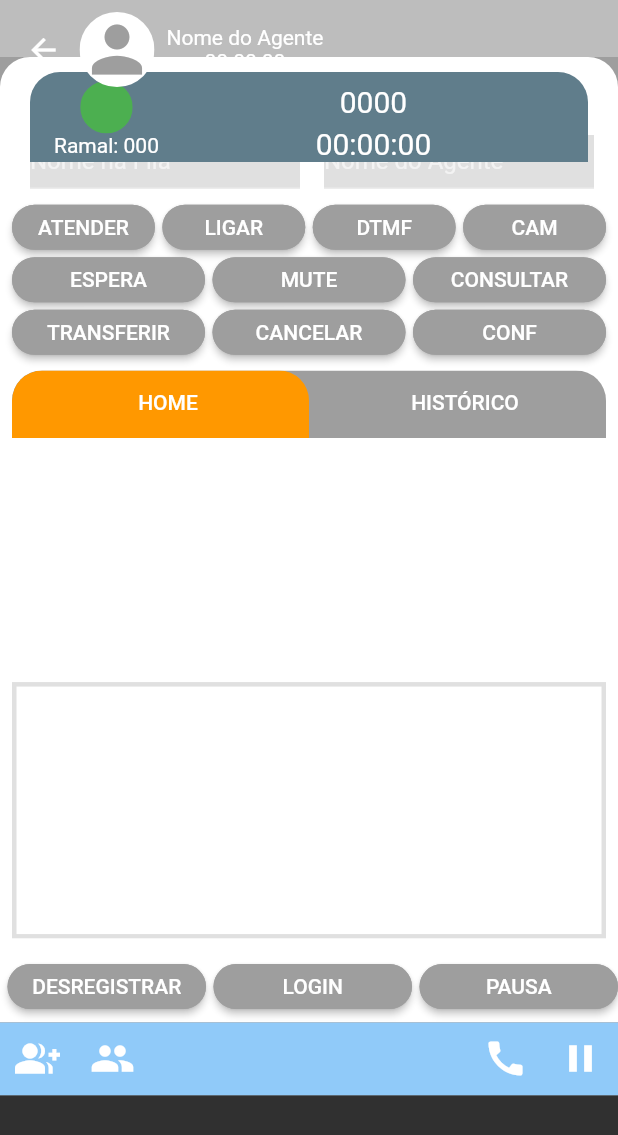
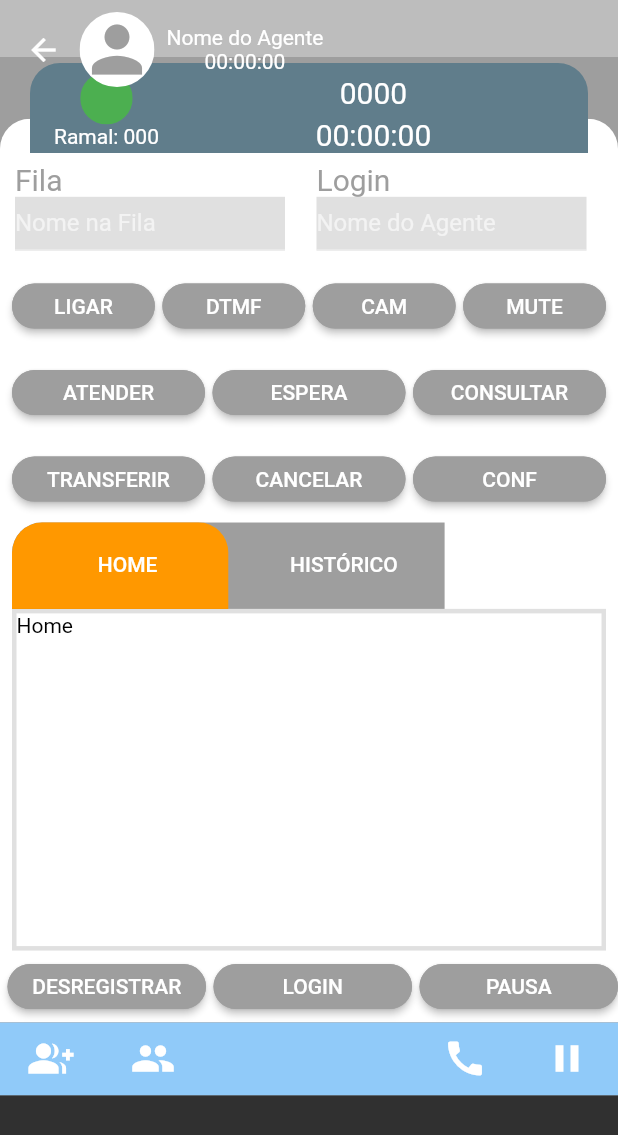
Before and after one commit to FisicoRafael/ContrucaoTelasNovo, a Flutter app: the screen it shows after launch, on a phone screen of 412 x 824 dp, the part 93-1228 px from its top. Run offline on Flutter 3.47's test engine with Material 2 defaults, Android fonts, the phone set to English and light mode, and no system bars.

Commit message:
terceiro-commit

```diff
--- a/lib/screens/ramal_screen.dart
+++ b/lib/screens/ramal_screen.dart
@@ -1,3 +1,4 @@
+import 'package:flutter/cupertino.dart';
 import 'package:flutter/material.dart';
 import 'package:omni_chat_telas/components/MyAppBarCustom.dart';
 import 'package:omni_chat_telas/components/nomes_botoes_textos.dart';
@@ -70,12 +71,12 @@ class _RamalScrenState extends State<RamalScren> with TickerProviderStateMixin {
           },
           child: Text(name),
           style: ButtonStyle(
-              minimumSize: MaterialStateProperty.all<Size>(Size(10, 30)),
+              minimumSize: MaterialStateProperty.all<Size>(Size(30, 30)),
               backgroundColor: MaterialStateProperty.all<Color>(
                   Color(estado == -1 ? 0xFF9e9e9e : 0xFFffa726)),
               shape: MaterialStateProperty.all<RoundedRectangleBorder>(
                   RoundedRectangleBorder(
-                      borderRadius: BorderRadius.circular(18),
+                      borderRadius: BorderRadius.circular(15),
                       side: BorderSide(
                           color:
                               Color(estado == -1 ? 0xFF9e9e9e : 0xFFffa726))))),
@@ -101,11 +102,12 @@ class _RamalScrenState extends State<RamalScren> with TickerProviderStateMixin {
     alturaTelaGlobal = alturaTela;
 
     double proporcaoComponenteFundo = 0.93;
-    double distanciaToolBar = alturaTela*0.05;
+    double distanciaToolBar = alturaTela * 0.05;
 
     double alturaFundo =
         alturaTela * proporcaoAlturaBody * proporcaoComponenteFundo;
-    double alturaComponetBaixo = alturaTela * proporcaoAlturaBody * (1-proporcaoComponenteFundo);
+    double alturaComponetBaixo =
+        alturaTela * proporcaoAlturaBody * (1 - proporcaoComponenteFundo);
 
     return Scaffold(
       appBar: MyAppBarCuston("chat"),
@@ -114,11 +116,13 @@ class _RamalScrenState extends State<RamalScren> with TickerProviderStateMixin {
           height: alturaTela * proporcaoAlturaBody,
           width: larguraTela,
           color: Colors.grey,
-          child: Column(
+          child: Stack(
             children: [
-
-              Stack(
+              Column(
                 children: [
+                  Container(
+                    height: distanciaToolBar,
+                  ),
                   Align(
                     alignment: Alignment.bottomCenter,
                     child: ClipRRect(
@@ -126,12 +130,12 @@ class _RamalScrenState extends State<RamalScren> with TickerProviderStateMixin {
                           topRight: Radius.circular(20),
                           topLeft: Radius.circular(20)),
                       child: Container(
-                        height: alturaFundo,
+                        height: alturaFundo - distanciaToolBar,
                         color: Colors.white,
                         child: Column(
                           children: [
                             Padding(
-                              padding: const EdgeInsets.only(top: 29, left: 20),
+                              padding: const EdgeInsets.only(top: 29, left: 10),
                               child: Row(children: [
                                 Expanded(
                                   child: Column(
@@ -140,7 +144,8 @@ class _RamalScrenState extends State<RamalScren> with TickerProviderStateMixin {
                                         alignment: Alignment.centerLeft,
                                         child: Text(
                                           "Fila",
-                                          style: TextStyle(fontSize: 20),
+                                          style: TextStyle(
+                                              fontSize: 20, color: Colors.grey),
                                         ),
                                       ),
                                       Align(
@@ -150,8 +155,8 @@ class _RamalScrenState extends State<RamalScren> with TickerProviderStateMixin {
                                             width: 180,
                                             height: 36,
                                             child: TextField(
-                                              style: TextStyle(
-                                                  color: Colors.black),
+                                              style:
+                                                  TextStyle(color: Colors.grey),
                                               decoration: InputDecoration(
                                                   hintText: "Nome na Fila"),
                                             )),
@@ -167,8 +172,7 @@ class _RamalScrenState extends State<RamalScren> with TickerProviderStateMixin {
                                         child: Text(
                                           "Login",
                                           style: TextStyle(
-                                            fontSize: 20,
-                                          ),
+                                              fontSize: 20, color: Colors.grey),
                                         ),
                                       ),
                                       Align(
@@ -195,13 +199,13 @@ class _RamalScrenState extends State<RamalScren> with TickerProviderStateMixin {
                                   padding: const EdgeInsets.only(
                                       right: 8, left: 3, top: 8),
                                   child: Container(
-                                    height: 35,
+                                    height: alturaTela * 0.07,
                                     child: Row(
                                       children: [
-                                        _buildButton("ATENDER", _onOffAtender),
                                         _buildButton("LIGAR", _onOffLigar),
                                         _buildButton("DTMF", _onOffDTMF),
-                                        _buildButton("CAM", _onOffCam)
+                                        _buildButton("CAM", _onOffCam),
+                                        _buildButton("MUTE", _onOffMute),
                                       ],
                                     ),
                                   ),
@@ -210,11 +214,11 @@ class _RamalScrenState extends State<RamalScren> with TickerProviderStateMixin {
                                   padding:
                                       const EdgeInsets.only(left: 3, right: 8),
                                   child: Container(
-                                    height: 35,
+                                    height: alturaTela * 0.07,
                                     child: Row(
                                       children: [
+                                        _buildButton("ATENDER", _onOffAtender),
                                         _buildButton("ESPERA", _onOffEspera),
-                                        _buildButton("MUTE", _onOffMute),
                                         _buildButton(
                                             "CONSULTAR", _onOffConsultar)
                                       ],
@@ -225,7 +229,7 @@ class _RamalScrenState extends State<RamalScren> with TickerProviderStateMixin {
                                   padding:
                                       const EdgeInsets.only(left: 3, right: 8),
                                   child: Container(
-                                    height: 35,
+                                    height: alturaTela * 0.07,
                                     child: Row(
                                       children: [
                                         _buildButton(
@@ -240,18 +244,21 @@ class _RamalScrenState extends State<RamalScren> with TickerProviderStateMixin {
                               ],
                             ),
                             Expanded(
-                                child: Padding(
-                              padding: const EdgeInsets.all(8.0),
+                                child: Column(
+                              children: [
+                                Stack(
+                                  children: [
+                                    Padding(
+                                      padding: EdgeInsets.only(left: 8),
                                       child: ClipRRect(
                                         borderRadius: BorderRadius.only(
-                                    topLeft: Radius.circular(20),
-                                    topRight: Radius.circular(20)),
+                                            topRight: Radius.circular(20),
+                                            topLeft: Radius.circular(20)),
+                                        child: Align(
+                                          alignment: Alignment.centerLeft,
                                           child: Container(
-                                  child: Stack(
-                                    children: [
-                                      Expanded(
-                                        child: Container(
-                                          height: 45,
+                                            height: alturaTela * 0.07,
+                                            width: larguraTela * 0.7,
                                             color: Colors.grey,
                                             child: TabBar(
                                                 unselectedLabelColor:
@@ -263,9 +270,8 @@ class _RamalScrenState extends State<RamalScren> with TickerProviderStateMixin {
                                                             topRight:
                                                                 Radius.circular(
                                                                     20),
-                                                          topLeft:
-                                                              Radius.circular(
-                                                                  20)),
+                                                            topLeft: Radius
+                                                                .circular(20)),
                                                     color: Colors.orange),
                                                 labelColor: Colors.white,
                                                 tabs: [
@@ -288,10 +294,15 @@ class _RamalScrenState extends State<RamalScren> with TickerProviderStateMixin {
                                                 ]),
                                           ),
                                         ),
-                                      Align(
-                                        alignment: Alignment.bottomCenter,
+                                      ),
+                                    ),
+                                  ],
+                                ),
+                                Expanded(
+                                  child: Padding(
+                                    padding: const EdgeInsets.only(
+                                        left: 8, right: 8),
                                     child: Container(
-                                            height: 171,
                                         decoration: BoxDecoration(
                                             border: Border.all(
                                                 color: Colors.black12,
@@ -299,14 +310,16 @@ class _RamalScrenState extends State<RamalScren> with TickerProviderStateMixin {
                                         child: TabBarView(
                                             controller: _tabController,
                                             children: [
-                                                  Text("Home"),
-                                                  Text("Histórico")
+                                              Text("Home",
+                                                  style: TextStyle(
+                                                      color: Colors.black)),
+                                              Text("Histórico",
+                                                  style: TextStyle(
+                                                      color: Colors.black))
                                             ])),
+                                  ),
                                 )
                               ],
-                                  ),
-                                ),
-                              ),
                             )),
                             Row(
                               children: [
@@ -321,11 +334,63 @@ class _RamalScrenState extends State<RamalScren> with TickerProviderStateMixin {
                       ),
                     ),
                   ),
+                  Container(
+                    color: Colors.blue[200],
+                    height: alturaComponetBaixo,
+                    child: Row(
+                      children: <Widget>[
+                        Padding(
+                            padding: EdgeInsets.only(left: 10, right: 10),
+                            child: IconButton(
+                              icon: Icon(
+                                Icons.group_add,
+                                color: Colors.white,
+                                size: 30,
+                              ),
+                            )),
+                        Padding(
+                          padding: EdgeInsets.only(left: 10, right: 10),
+                          child: IconButton(
+                            icon: Icon(
+                              Icons.people,
+                              color: Colors.white,
+                              size: 30,
+                            ),
+                          ),
+                        ),
+                        Expanded(
+                            child: SizedBox(
+                          width: 50,
+                        )),
+                        Padding(
+                          padding: EdgeInsets.only(left: 10, right: 10),
+                          child: IconButton(
+                            icon: Icon(
+                              Icons.call,
+                              color: Colors.white,
+                              size: 30,
+                            ),
+                          ),
+                        ),
+                        Padding(
+                          padding: EdgeInsets.only(left: 10, right: 10),
+                          child: IconButton(
+                            icon: Icon(
+                              Icons.pause,
+                              color: Colors.white,
+                              size: 30,
+                            ),
+                          ),
+                        )
+                      ],
+                    ),
+                  )
+                ],
+              ),
               Align(
                 alignment: Alignment.topCenter,
                 child: Padding(
-                      padding:
-                          const EdgeInsets.only(top: 10, left: 20, right: 20),
+                  padding: const EdgeInsets.only(top: 4, left: 20, right: 20),
                   child: ClipRRect(
                       borderRadius: BorderRadius.only(
                           topRight: Radius.circular(20),
@@ -336,8 +401,7 @@ class _RamalScrenState extends State<RamalScren> with TickerProviderStateMixin {
                         child: Row(
                           children: [
                             Padding(
-                                  padding:
-                                      const EdgeInsets.only(top: 6, left: 16),
+                              padding: const EdgeInsets.only(top: 6, left: 16),
                               child: Column(
                                 children: [
                                   ClipRRect(
@@ -383,52 +447,6 @@ class _RamalScrenState extends State<RamalScren> with TickerProviderStateMixin {
               ),
             ],
           ),
-              Container(
-                color: Colors.blue[200],
-                height: alturaComponetBaixo,
-                child: Row(
-                  children: <Widget>[
-                    Padding(
-                      padding: EdgeInsets.only(left: 10, right: 10),
-                      child: Icon(
-                        Icons.group_add,
-                        color: Colors.white,
-                        size: 30,
-                      ),
-                    ),
-                    Padding(
-                      padding: EdgeInsets.only(left: 10, right: 10),
-                      child: Icon(
-                        Icons.people,
-                        color: Colors.white,
-                        size: 30,
-                      ),
-                    ),
-                    Expanded(
-                        child: SizedBox(
-                      width: 50,
-                    )),
-                    Padding(
-                      padding: EdgeInsets.only(left: 10, right: 10),
-                      child: Icon(
-                        Icons.call,
-                        color: Colors.white,
-                        size: 30,
-                      ),
-                    ),
-                    Padding(
-                      padding: EdgeInsets.only(left: 10, right: 10),
-                      child: Icon(
-                        Icons.pause,
-                        color: Colors.white,
-                        size: 30,
-                      ),
-                    )
-                  ],
-                ),
-              )
-            ],
-          ),
         ),
       ),
     );
```
Lines whose indentation alone changed are shown as unchanged.
